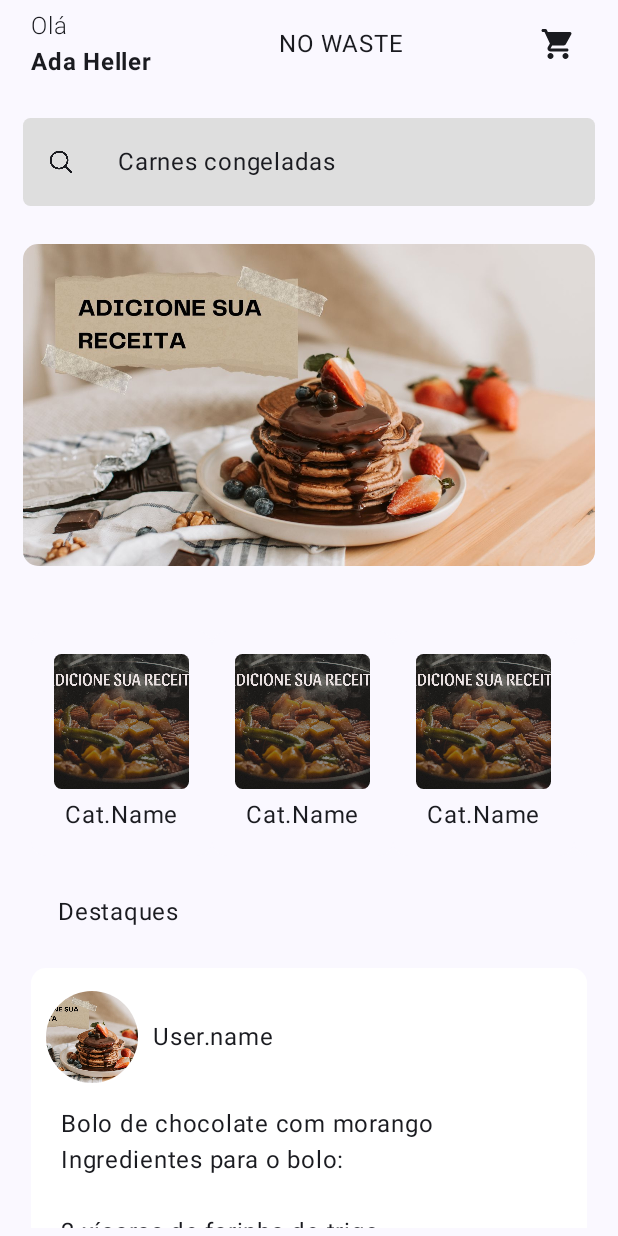
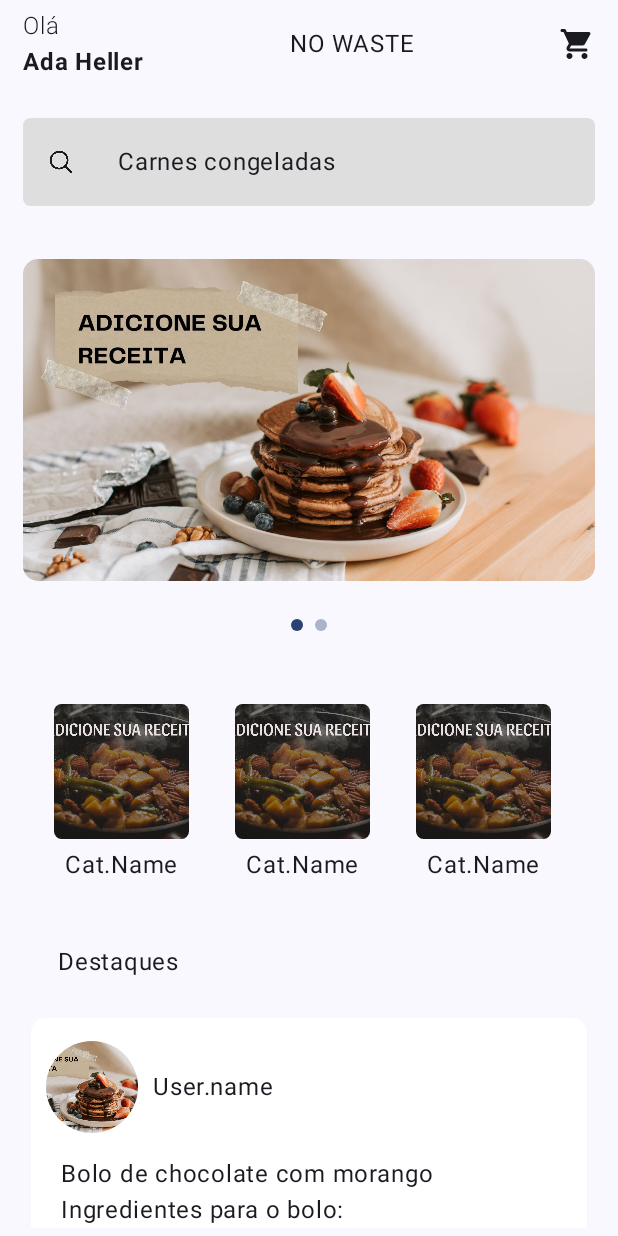
Before and after one commit to cainhooow/NoWaste, an Android app built with Jetpack Compose: the screen it shows after launch (MainActivity), on a phone screen of 412 x 824 dp. Run offline under Robolectric (Android 15) with nearby library versions, the phone set to English and light mode, and no system bars; our stand-ins replace accompanist.

Commit message:
Slider de imagens

```diff
--- a/app/build.gradle.kts
+++ b/app/build.gradle.kts
@@ -5,12 +5,12 @@ plugins {
 
 android {
     namespace = "com.drkryz.nowaste"
-    compileSdk = 33
+    compileSdk = 34
 
     defaultConfig {
         applicationId = "com.drkryz.nowaste"
         minSdk = 24
-        targetSdk = 33
+        targetSdk = 34
         versionCode = 1
         versionName = "1.0"
 
@@ -48,14 +48,18 @@ android {
 
 dependencies {
 
-    implementation("androidx.core:core-ktx:1.9.0")
-    implementation("androidx.lifecycle:lifecycle-runtime-ktx:2.6.1")
-    implementation("androidx.activity:activity-compose:1.7.0")
+    implementation("androidx.core:core-ktx:1.12.0")
+    implementation("androidx.lifecycle:lifecycle-runtime-ktx:2.6.2")
+    implementation("androidx.activity:activity-compose:1.8.1")
     implementation(platform("androidx.compose:compose-bom:2023.03.00"))
     implementation("androidx.compose.ui:ui")
     implementation("androidx.compose.ui:ui-graphics")
     implementation("androidx.compose.ui:ui-tooling-preview")
     implementation("androidx.compose.material3:material3")
+    implementation("com.google.accompanist:accompanist-pager:0.28.0")
+    implementation("com.google.accompanist:accompanist-pager-indicators:0.28.0")
+
+
     testImplementation("junit:junit:4.13.2")
     androidTestImplementation("androidx.test.ext:junit:1.1.5")
     androidTestImplementation("androidx.test.espresso:espresso-core:3.5.1")
--- a/app/src/main/java/com/drkryz/nowaste/MainActivity.kt
+++ b/app/src/main/java/com/drkryz/nowaste/MainActivity.kt
@@ -15,6 +15,7 @@ import androidx.compose.foundation.layout.fillMaxSize
 import androidx.compose.foundation.layout.fillMaxWidth
 import androidx.compose.foundation.layout.height
 import androidx.compose.foundation.layout.padding
+import androidx.compose.foundation.layout.paddingFrom
 import androidx.compose.foundation.layout.width
 import androidx.compose.foundation.lazy.LazyColumn
 import androidx.compose.foundation.lazy.LazyRow
@@ -24,6 +25,7 @@ import androidx.compose.material3.MaterialTheme
 import androidx.compose.material3.Surface
 import androidx.compose.material3.Text
 import androidx.compose.runtime.Composable
+import androidx.compose.runtime.LaunchedEffect
 import androidx.compose.ui.Alignment
 import androidx.compose.ui.Modifier
 import androidx.compose.ui.draw.alpha
@@ -39,6 +41,12 @@ import com.drkryz.nowaste.ui.components.main.AppHighlights
 import com.drkryz.nowaste.ui.theme.Searchbar_Light_color
 import com.drkryz.nowaste.ui.theme.NoWasteTheme
 import com.drkryz.nowaste.ui.theme.Searchbar_dark_color
+import com.google.accompanist.pager.ExperimentalPagerApi
+import com.google.accompanist.pager.HorizontalPager
+import com.google.accompanist.pager.HorizontalPagerIndicator
+import com.google.accompanist.pager.rememberPagerState
+import kotlinx.coroutines.delay
+import kotlinx.coroutines.yield
 
 class MainActivity : ComponentActivity() {
     override fun onCreate(savedInstanceState: Bundle?) {
@@ -101,10 +109,7 @@ fun StickyHeader() {
         verticalAlignment = Alignment.CenterVertically
         ) {
         // user info
-        Column(
-            Modifier
-                .padding(start = 5.dp, end = 5.dp)
-        ) {
+        Column {
             // app default text
             Text(
                 text = "Olá",
@@ -117,17 +122,15 @@ fun StickyHeader() {
             )
         }
         // app name
-        Text(
+        Box {
+            Text(
                 text = "NO WASTE",
-                textAlign = TextAlign.Center,
+                textAlign = TextAlign.Center
+            )
+        }
 
-            )
         // box for cart icon and card items
-        Box(
-            Modifier
-                .width(50.dp),
-            contentAlignment = Alignment.Center
-        ) {
+        Box {
             Icon(
                 painter = painterResource(id = R.drawable.cart_24),
                 contentDescription = null
@@ -174,23 +177,55 @@ fun SearchBar() {
     }
 }
 
+@OptIn(ExperimentalPagerApi::class)
 @Composable
 fun BannersUpdate() {
-    Box(
+
+    val pagerState = rememberPagerState(initialPage = 0);
+    val imageSlider = listOf(
+        painterResource(id = R.drawable.presentation_adicione_s_receita),
+        painterResource(id = R.drawable.presentation_adicione_s_receita2)
+    )
+
+    LaunchedEffect(Unit) {
+        while (true) {
+            yield()
+            delay(2600)
+            pagerState.animateScrollToPage(
+                page = (pagerState.currentPage) % (pagerState.pageCount)
+            )
+        }
+    }
+
+    Column(
         Modifier
             .fillMaxWidth()
-            .padding(10.dp)
+            .padding(top = 10.dp),
+        horizontalAlignment = Alignment.CenterHorizontally
+    ) {
+        HorizontalPager(
+            count = imageSlider.size,
+            state = pagerState,
+            modifier = Modifier.fillMaxWidth()
+        ) { page ->
+            Image(
+                painter = imageSlider[page],
+                contentDescription = "presentation_image",
+                Modifier
+                    .fillMaxWidth()
+                    .padding(10.dp)
+                    .clip(
+                        RoundedCornerShape(10.dp)
+                    )
+            )
+        }
 
-    ) {
-        Image(
-            painter = painterResource(id = R.drawable.presentation_adicione_s_receita),
-            contentDescription = null,
-            Modifier
-                .fillMaxWidth()
-                .clip(
-                    RoundedCornerShape(10.dp)
-                )
-        )
+        HorizontalPagerIndicator(
+                pagerState = pagerState,
+                activeColor = MaterialTheme.colorScheme.primary,
+                modifier = Modifier
+                    .padding(top = 15.dp)
+            )
     }
 }
 
```
